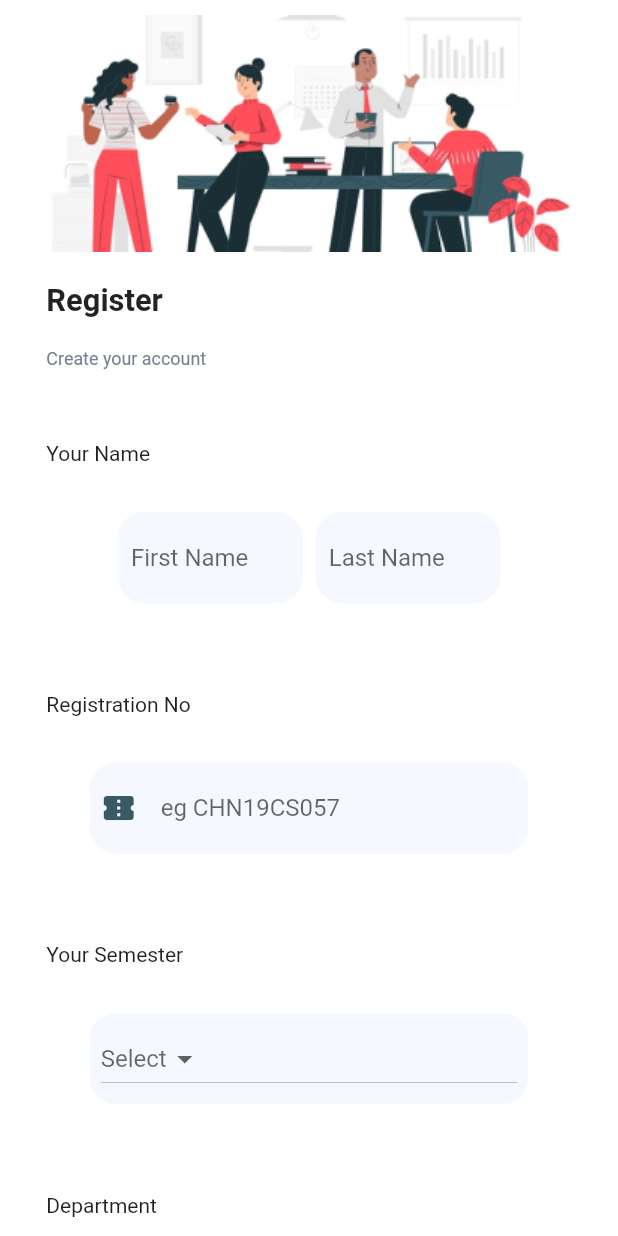
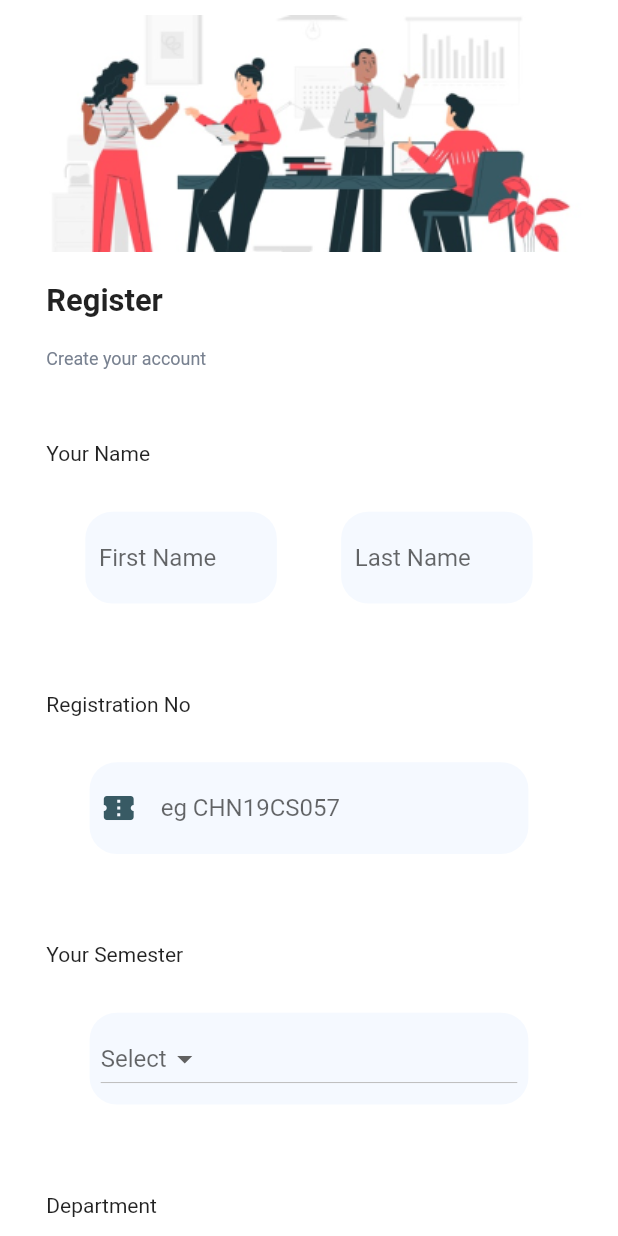
Before and after one commit to TinkerHub-CEC/Shelf, a Flutter app: the SignUpScreen screen opened directly, on a phone screen of 412 x 824 dp. Run offline on Flutter 3.47's test engine with Material 2 defaults, Android fonts, the phone set to English and light mode, and no system bars; our stand-ins replace carousel_slider, device_preview, fluttertoast, image_picker, jwt_decoder, shared_preferences and 1 more; missing offline and left inert: dart:html, open_mail_app, random_color; accounts and stored records are empty.

Commit message:
corrected button sizes

```diff
--- a/lib/components/small_rounded_button.dart
+++ b/lib/components/small_rounded_button.dart
@@ -31,7 +31,7 @@ class SmallRoundedButton extends StatelessWidget {
               foregroundColor: MaterialStateProperty.all(textColor),
               backgroundColor: MaterialStateProperty.all(color),
               padding: MaterialStateProperty.all(
-                  EdgeInsets.symmetric(vertical: 20, horizontal: 12)),
+                  EdgeInsets.symmetric(vertical: 20, horizontal: 8)),
             ),
             onPressed: () => press(),
             child: Text(text)),
--- a/lib/components/small_rounded_button_outlined.dart
+++ b/lib/components/small_rounded_button_outlined.dart
@@ -34,7 +34,7 @@ class SmallRoundedButtonOutlined extends StatelessWidget {
               foregroundColor: MaterialStateProperty.all(textColor),
               backgroundColor: MaterialStateProperty.all(color),
               padding: MaterialStateProperty.all(
-                  EdgeInsets.symmetric(vertical: 20, horizontal: 12)),
+                  EdgeInsets.symmetric(vertical: 20, horizontal: 8)),
             ),
             onPressed: () => press(),
             child: Text(text)),
--- a/lib/components/small_text_field_container.dart
+++ b/lib/components/small_text_field_container.dart
@@ -25,9 +25,9 @@ class SmallTextFieldContainer extends StatelessWidget {
     return Container(
       margin: EdgeInsets.symmetric(
         vertical: SizeConfig.safeBlockVertical * 2.5,
-        horizontal: SizeConfig.safeBlockVertical * 0.5,
+        horizontal: SizeConfig.safeBlockVertical * 2.6,
       ),
-      width: SizeConfig.blockSizeHorizontal * 30,
+      width: SizeConfig.blockSizeHorizontal * 31,
       padding: EdgeInsets.symmetric(
         horizontal: SizeConfig.blockSizeHorizontal * 2.2,
         vertical: SizeConfig.blockSizeVertical * 0.8,
```
